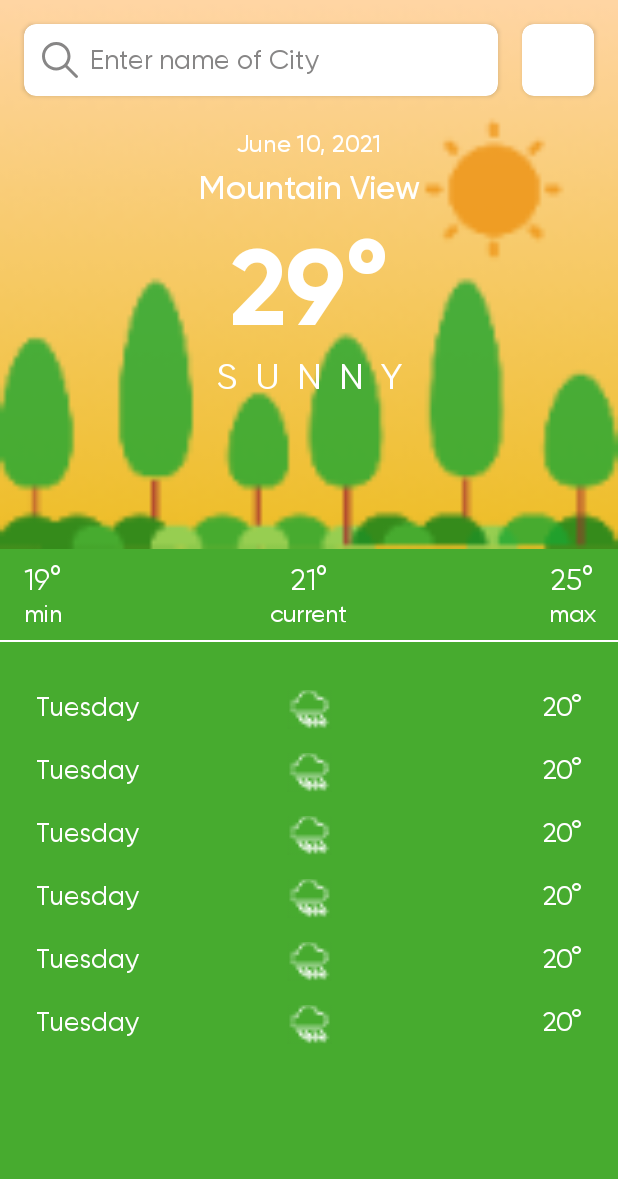
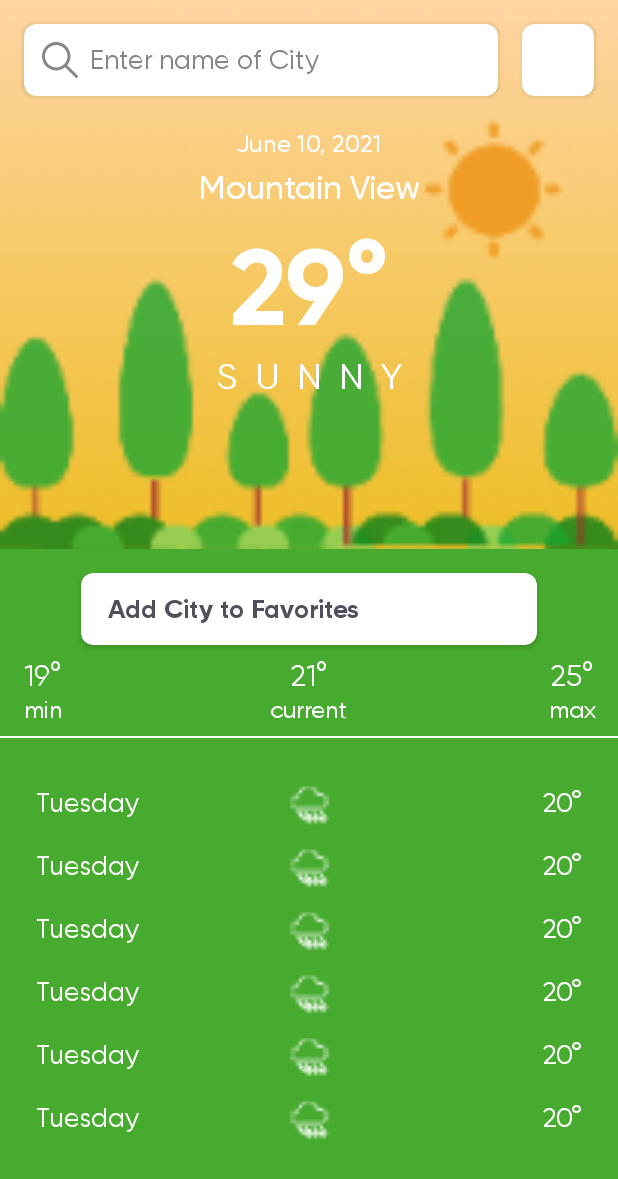
Before and after one commit to konyekokim/DVTWeatherApp, an Android app: the layout fragment_weather.xml on its own in the app's theme, with its tools: preview values and no code run, on a phone screen of 412 x 824 dp. Shown: the top 1179 px of the screen. Run offline under Robolectric (Android 15) with nearby library versions, the phone set to English and light mode, and no system bars.

Commit message:
update fragment_weather.xml and add necessary functions to add and get favorite locations in WeatherFragment.kt

```diff
--- a/core/src/main/java/com/konyekokim/core/data/entities/FavoriteLocation.kt
+++ b/core/src/main/java/com/konyekokim/core/data/entities/FavoriteLocation.kt
@@ -7,6 +7,6 @@ import androidx.room.PrimaryKey
 data class FavoriteLocation(
     @PrimaryKey
     val name: String,
-    val lat: Double,
-    val lng: Double
+    val lat: Double?,
+    val lng: Double?
 )
--- a/feature/weather/src/main/res/layout/fragment_weather.xml
+++ b/feature/weather/src/main/res/layout/fragment_weather.xml
@@ -3,7 +3,6 @@
     xmlns:tools="http://schemas.android.com/tools"
     android:layout_width="match_parent"
     android:layout_height="match_parent"
-    android:animateLayoutChanges="true"
     xmlns:app="http://schemas.android.com/apk/res-auto">
 
     <androidx.cardview.widget.CardView
@@ -134,6 +133,48 @@
                 app:layout_constraintEnd_toEndOf="parent"
                 android:letterSpacing="0.5"/>
 
+            <androidx.cardview.widget.CardView
+                android:id="@+id/addToFavoriteView"
+                android:layout_width="0dp"
+                android:layout_height="48dip"
+                android:layout_marginHorizontal="54dp"
+                app:cardBackgroundColor="@android:color/white"
+                app:cardCornerRadius="8dip"
+                app:cardElevation="2dip"
+                android:clickable="true"
+                android:focusable="true"
+                android:foreground="?selectableItemBackground"
+                app:layout_constraintEnd_toEndOf="parent"
+                app:layout_constraintStart_toStartOf="parent"
+                app:layout_constraintTop_toBottomOf="@id/weather_theme_img"
+                android:layout_marginTop="16dp">
+
+                <TextView
+                    android:id="@+id/addToFavoriteText"
+                    android:layout_width="wrap_content"
+                    android:layout_height="wrap_content"
+                    android:background="@android:color/transparent"
+                    android:fontFamily="@font/gilroy_bold"
+                    android:text="@string/add_city_to_favorites"
+                    android:singleLine="true"
+                    android:maxLines="1"
+                    android:layout_marginStart="6dp"
+                    android:paddingHorizontal="12dp"
+                    android:paddingVertical="8dip"
+                    android:textSize="17sp"
+                    android:textColor="@color/color_on_background"
+                    android:textColorHint="@color/color_grey"
+                    android:layout_gravity="center_vertical|start"/>
+
+                <ImageView
+                    android:layout_width="32dp"
+                    android:layout_height="32dp"
+                    android:id="@+id/love_img"
+                    android:layout_gravity="center_vertical|end"
+                    android:layout_marginEnd="16dp"/>
+
+            </androidx.cardview.widget.CardView>
+
             <TextView
                 android:layout_width="wrap_content"
                 android:layout_height="wrap_content"
@@ -141,7 +182,7 @@
                 tools:text="19°"
                 android:textSize="20sp"
                 app:layout_constraintStart_toStartOf="parent"
-                app:layout_constraintTop_toBottomOf="@id/weather_theme_img"
+                app:layout_constraintTop_toBottomOf="@id/addToFavoriteView"
                 android:textColor="@color/color_text"
                 android:layout_marginStart="16dp"
                 android:layout_marginTop="8dp"/>
@@ -165,7 +206,7 @@
                 android:textSize="20sp"
                 app:layout_constraintStart_toStartOf="parent"
                 app:layout_constraintEnd_toEndOf="parent"
-                app:layout_constraintTop_toBottomOf="@id/weather_theme_img"
+                app:layout_constraintTop_toBottomOf="@id/addToFavoriteView"
                 android:textColor="@color/color_text"
                 android:layout_marginTop="8dp"/>
 
@@ -187,7 +228,7 @@
                 tools:text="25°"
                 android:textSize="20sp"
                 app:layout_constraintEnd_toEndOf="parent"
-                app:layout_constraintTop_toBottomOf="@id/weather_theme_img"
+                app:layout_constraintTop_toBottomOf="@id/addToFavoriteView"
                 android:textColor="@color/color_text"
                 android:layout_marginEnd="16dp"
                 android:layout_marginTop="8dp"/>
@@ -227,38 +268,4 @@
 
     </ScrollView>
 
-    <androidx.cardview.widget.CardView
-        android:id="@+id/addToFavoriteView"
-        android:layout_width="0dip"
-        android:layout_height="48dip"
-        android:layout_marginHorizontal="54dp"
-        app:cardBackgroundColor="@android:color/white"
-        app:cardCornerRadius="8dip"
-        app:cardElevation="2dip"
-        android:visibility="gone"
-        app:layout_constraintEnd_toEndOf="parent"
-        app:layout_constraintStart_toStartOf="parent"
-        app:layout_constraintBottom_toBottomOf="parent"
-        android:layout_marginBottom="30dp">
-
-        <TextView
-            android:id="@+id/addToFavoriteText"
-            android:layout_width="wrap_content"
-            android:layout_height="wrap_content"
-            android:background="@android:color/transparent"
-            android:drawableStart="@drawable/ic_search"
-            android:drawablePadding="8dip"
-            android:fontFamily="@font/gilroy_bold"
-            android:text="@string/add_city_to_favorites"
-            android:singleLine="true"
-            android:maxLines="1"
-            android:paddingHorizontal="12dp"
-            android:paddingVertical="8dip"
-            android:textSize="17sp"
-            android:textColor="@color/color_on_background"
-            android:textColorHint="@color/color_grey"
-            android:layout_gravity="center"/>
-
-    </androidx.cardview.widget.CardView>
-
 </androidx.constraintlayout.widget.ConstraintLayout>
--- a/feature/weather/src/main/res/layout/item_favorite_city.xml
+++ b/feature/weather/src/main/res/layout/item_favorite_city.xml
@@ -2,6 +2,9 @@
 <androidx.constraintlayout.widget.ConstraintLayout xmlns:android="http://schemas.android.com/apk/res/android"
     android:layout_width="match_parent"
     android:layout_height="wrap_content"
+    android:clickable="true"
+    android:focusable="true"
+    android:foreground="?selectableItemBackground"
     xmlns:app="http://schemas.android.com/apk/res-auto"
     xmlns:tools="http://schemas.android.com/tools">
 
--- a/feature/weather/src/main/res/values/strings.xml
+++ b/feature/weather/src/main/res/values/strings.xml
@@ -6,4 +6,5 @@
     <string name="max">max</string>
     <string name="add_city_to_favorites">Add City to Favorites</string>
     <string name="your_favorite_cities">Your Favorite Cities</string>
+    <string name="no_cities_saved_as_favorite">No City Saved in Favorites</string>
 </resources>
```
Also changed, not shown: feature/weather/src/main/java/com/konyekokim/weather/FavoriteLocationViewState.kt (added, +7 -0 lines), feature/weather/src/main/java/com/konyekokim/weather/SaveLocationViewState.kt (added, +7 -0 lines), feature/weather/src/main/java/com/konyekokim/weather/WeatherFragment.kt (+48 -0 lines), feature/weather/src/main/java/com/konyekokim/weather/WeatherViewModel.kt (+33 -1 lines).
